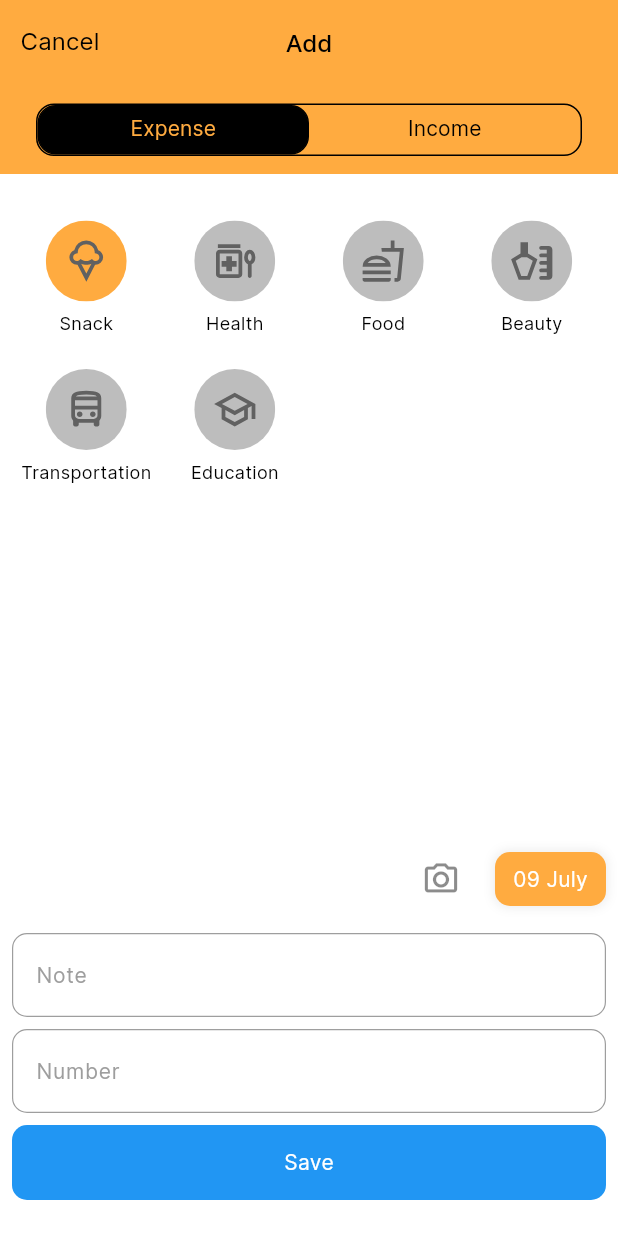
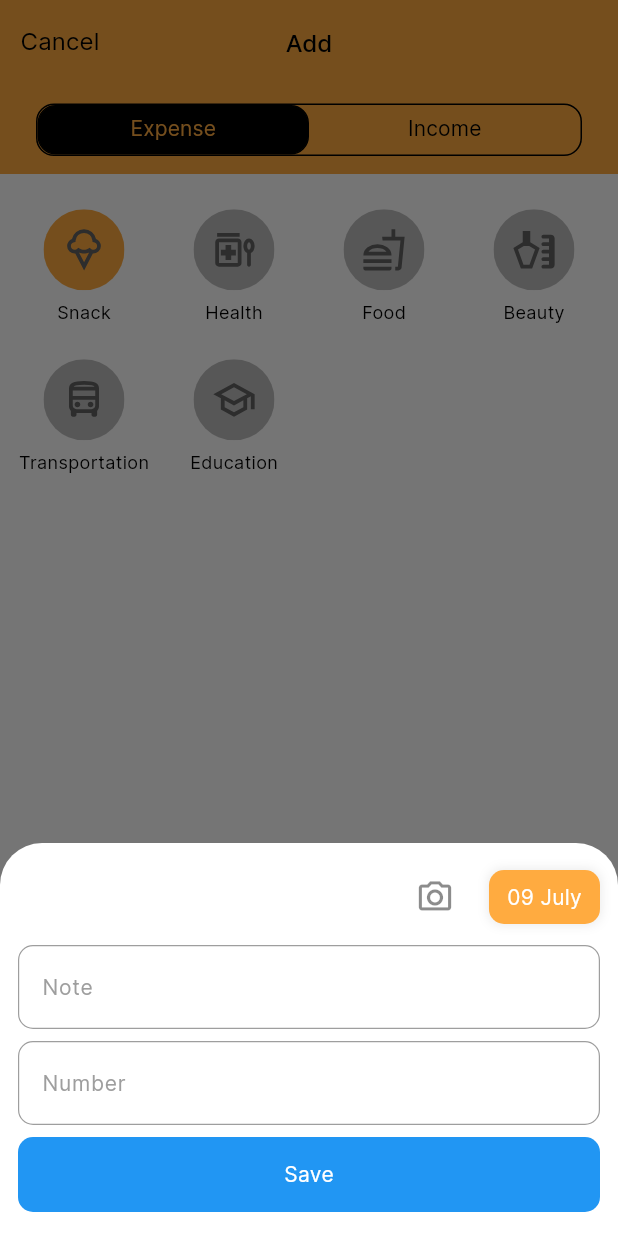
Before and after one commit to Nabijonov-Otabek-19/money_manager_clone, a Flutter app: the AddEditScreen screen opened by its route, after a tap on "Snack", on a phone screen of 412 x 824 dp. Run offline on Flutter 3.47's test engine with Material 3 defaults, Android fonts, the light colour scheme and no system bars; our stand-ins replace flutter_bloc, flutter_slidable, flutter_svg, freezed_annotation, get, get_it and 4 more; missing offline and left inert: animated_digit, mat_month_picker_dialog; accounts and stored records are empty.

Commit message:
Changed AddScreen

```diff
--- a/lib/core/translations/app_translation.dart
+++ b/lib/core/translations/app_translation.dart
@@ -16,6 +16,7 @@ class AppTranslation extends Translations {
           'Date': 'Date',
           'Note': 'Note',
           'Photo': 'Photo',
+          'Total': 'Total',
         },
         'ru_RU': {
           'Empty': 'Пустой',
@@ -30,6 +31,7 @@ class AppTranslation extends Translations {
           'Date': 'Дата',
           'Note': 'Примечание',
           'Photo': 'Фото',
+          'Total': 'Общий',
         },
         'uz_UZ': {
           'Empty': 'Bo\'sh',
@@ -44,6 +46,7 @@ class AppTranslation extends Translations {
           'Date': 'Sana',
           'Note': 'Eslatma',
           'Photo': 'Surat',
+          'Total': 'Umumiy',
         },
       };
 }
--- a/lib/feature/presentation/screens/add_edit/add_edit_screen.dart
+++ b/lib/feature/presentation/screens/add_edit/add_edit_screen.dart
@@ -1,3 +1,5 @@
+import 'dart:io';
+
 import 'package:flutter/material.dart';
 import 'package:flutter_bloc/flutter_bloc.dart';
 import 'package:flutter_svg/svg.dart';
@@ -45,6 +47,7 @@ class _AddEditScreenState extends State<AddEditScreen>
       currentIndex = checkType(widget.model!.type);
       isExpense = widget.model!.type == "Expense" ? true : false;
       selectedDateTime = widget.model!.createdTime;
+      photoPath = widget.model!.photo;
     }
   }
 
@@ -145,16 +148,17 @@ class _AddEditScreenState extends State<AddEditScreen>
               leadingWidth: 80,
             ),
             body: SafeArea(
-              child: Padding(
-                padding: const EdgeInsets.all(8.0),
               child: Column(
                 children: [
-                    const SizedBox(height: 12),
                   Expanded(
                     child: TabBarView(
                       controller: _tabController,
                       children: [
                         GridView.builder(
+                          padding: const EdgeInsets.symmetric(
+                            horizontal: 6,
+                            vertical: 12,
+                          ),
                           itemCount: titleExpenseList.length,
                           scrollDirection: Axis.vertical,
                           itemBuilder: (context, index) {
@@ -164,9 +168,12 @@ class _AddEditScreenState extends State<AddEditScreen>
                             return GridTile(
                               child: InkWell(
                                 splashColor: AppColors.transparent,
-                                  onTap: () {
+                                onTap: () async {
                                   currentIndex = index;
                                   setState(() {});
+                                  if (currentIndex != -1) {
+                                    await _openAddTextField();
+                                  }
                                 },
                                 child: _buildTypeItem(title, index, icon),
                               ),
@@ -178,6 +185,10 @@ class _AddEditScreenState extends State<AddEditScreen>
                           ),
                         ),
                         GridView.builder(
+                          padding: const EdgeInsets.symmetric(
+                            horizontal: 6,
+                            vertical: 12,
+                          ),
                           itemCount: titleIncomeList.length,
                           scrollDirection: Axis.vertical,
                           itemBuilder: (context, index) {
@@ -187,9 +198,12 @@ class _AddEditScreenState extends State<AddEditScreen>
                             return GridTile(
                               child: InkWell(
                                 splashColor: AppColors.transparent,
-                                  onTap: () {
+                                onTap: () async {
                                   currentIndex = index;
                                   setState(() {});
+                                  if (currentIndex != -1) {
+                                    await _openAddTextField();
+                                  }
                                 },
                                 child: _buildTypeItem(title, index, icon),
                               ),
@@ -203,7 +217,32 @@ class _AddEditScreenState extends State<AddEditScreen>
                       ],
                     ),
                   ),
-                    const SizedBox(height: 12),
+                ],
+              ),
+            ),
+          );
+        },
+      ),
+    );
+  }
+
+  Future<void> _openAddTextField() async {
+    showModalBottomSheet(
+      context: context,
+      isScrollControlled: true,
+      backgroundColor: Theme.of(context).cardColor,
+      builder: (context) {
+        return SingleChildScrollView(
+          child: StatefulBuilder(
+            builder: (context, setState) => Padding(
+              padding: EdgeInsets.only(
+                left: 12,
+                right: 12,
+                top: 12,
+                bottom: MediaQuery.of(context).viewInsets.bottom,
+              ),
+              child: Column(
+                children: [
                   Row(
                     crossAxisAlignment: CrossAxisAlignment.center,
                     children: [
@@ -214,12 +253,20 @@ class _AddEditScreenState extends State<AddEditScreen>
                           await _openPickImageDialog(
                             context,
                             (fromGallery) async {
-                                photoPath =
-                                    await _picker.pickImage(fromGallery);
+                              photoPath = await _picker.pickImage(fromGallery);
+                              if(photoPath != null){
+                                setState((){});
+                              }
                             },
                           );
                         },
-                          icon: Icon(
+                        icon: photoPath != null
+                            ? Image.file(
+                                File(photoPath ?? ""),
+                                width: 30,
+                                height: 30,
+                              )
+                            : Icon(
                                 Icons.camera_alt_outlined,
                                 size: 26,
                                 color: context.isDarkThemeMode
@@ -273,7 +320,7 @@ class _AddEditScreenState extends State<AddEditScreen>
                       ),
                     ],
                   ),
-                    const SizedBox(height: 12),
+                  const SizedBox(height: 8),
                   TextFormField(
                     controller: noteController,
                     keyboardType: TextInputType.text,
@@ -333,7 +380,10 @@ class _AddEditScreenState extends State<AddEditScreen>
                       amountController.clear();
                       noteController.clear();
 
+                      if (context.mounted) {
+                        Navigator.pop(context);
                         Navigator.pop(context, true);
+                      }
                     },
                     child: Container(
                       width: MediaQuery.sizeOf(context).width,
@@ -360,7 +410,6 @@ class _AddEditScreenState extends State<AddEditScreen>
           ),
         );
       },
-      ),
     );
   }
 
--- a/lib/feature/presentation/screens/charts/chart_screen.dart
+++ b/lib/feature/presentation/screens/charts/chart_screen.dart
@@ -1,6 +1,7 @@
 import 'package:flutter/material.dart';
 import 'package:flutter_bloc/flutter_bloc.dart';
 import 'package:flutter_svg/svg.dart';
+import 'package:get/get.dart';
 import 'package:money_manager_clone/core/extensions/my_extensions.dart';
 import 'package:money_manager_clone/feature/presentation/screens/main/cubit/main_cubit.dart';
 import 'package:money_manager_clone/feature/presentation/themes/fonts.dart';
@@ -93,7 +94,7 @@ class _ChartScreenState extends State<ChartScreen> {
                     mainAxisAlignment: MainAxisAlignment.spaceBetween,
                     children: [
                       Text(
-                        "Total:",
+                        "${"Total".tr}:",
                         style: pmedium.copyWith(
                           fontSize: 16,
                           color: Theme.of(context)
```
Also changed, not shown: lib/feature/presentation/screens/home/home_screen.dart (+9 -1 lines). Lines whose indentation alone changed are shown as unchanged.
